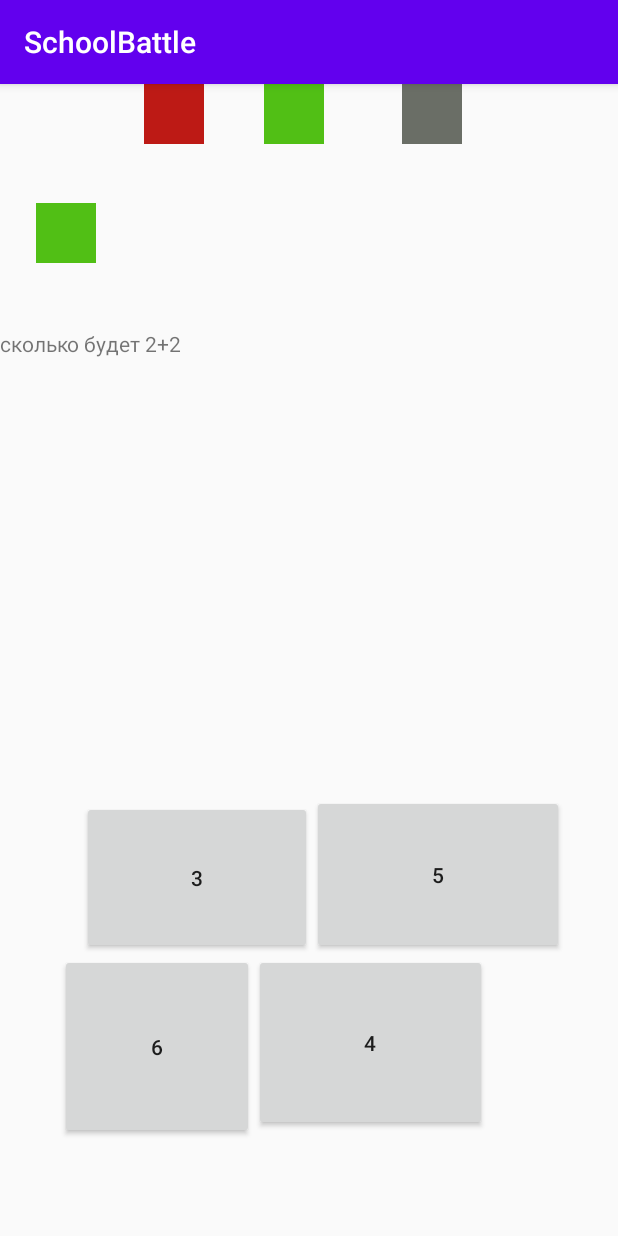
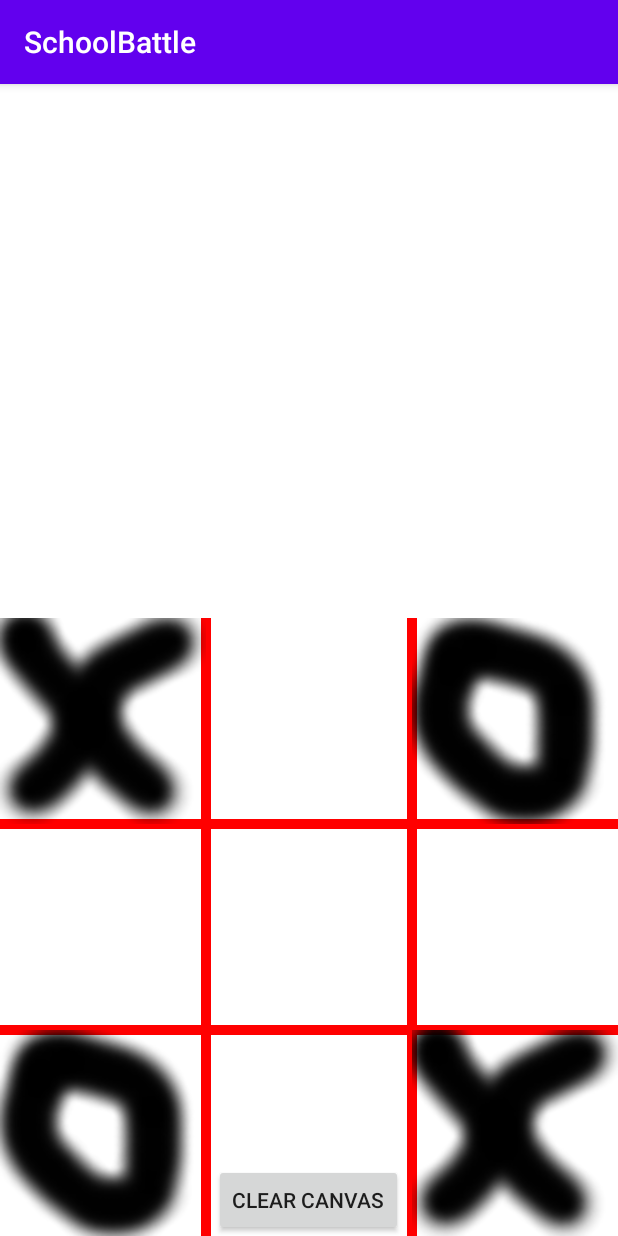
Before and after one commit to MassaPro/SchoolBattle, an Android app: the screen it shows after launch (GameActivity before the commit, Cross_null_activity after it), after a tap on "НОВАЯ ИГРА", on a phone screen of 412 x 824 dp. Run offline under Robolectric (Android 15) with nearby library versions, the phone set to English and light mode, and no system bars.

Commit message:
прототип механики игрового процесса

```diff
--- a/app/src/main/AndroidManifest.xml
+++ b/app/src/main/AndroidManifest.xml
@@ -9,8 +9,7 @@
         android:roundIcon="@mipmap/ic_launcher_round"
         android:supportsRtl="true"
         android:theme="@style/AppTheme">
-        <activity android:name=".AnaliticalActivity"></activity>
-        <activity android:name=".GameActivity" />
+        <activity android:name=".Cross_null_activity"></activity>
         <activity android:name=".MainActivity">
             <intent-filter>
                 <action android:name="android.intent.action.MAIN" />
--- a/app/src/main/java/com/example/schoolbattle/AnaliticalActivity.kt
+++ /dev/null
@@ -1,16 +0,0 @@
-package com.example.schoolbattle
-
-import androidx.appcompat.app.AppCompatActivity
-import android.os.Bundle
-import kotlinx.android.synthetic.main.activity_analitical.*
-
-class AnaliticalActivity : AppCompatActivity() {
-
-    override fun onCreate(savedInstanceState: Bundle?) {
-        super.onCreate(savedInstanceState)
-        setContentView(R.layout.activity_analitical)
-        var Answer: String = intent.getStringExtra("Answer")
-        table_of_answer.text = Answer
-
-    }
-}
--- /dev/null
+++ b/app/src/main/java/com/example/schoolbattle/CanvsaView.kt
@@ -0,0 +1,183 @@
+package com.example.schoolbattle
+
+import android.content.Context
+import android.graphics.*
+import android.util.AttributeSet
+import android.view.MotionEvent
+import android.view.View
+fun touch_refinement_X (x : Float,width1: Float):Float        //уточняет касания по оси x
+{
+    if(x<width1/3)
+    {
+        return 0f
+    }
+    if(x>width1/3 && x<width1*2/3f)
+    {
+        return width1/3f
+    }
+    return 2*width1/3f
+}
+
+fun touch_refinement_Y (y : Float,width1: Float,height1: Float):Float      //уточняет касания по оси Y
+{
+    if(y < height1 - width1)
+    {
+        return -1f        //если не в область тыкнули
+    }
+    if(y > height1 - width1/3f)
+    {
+        return height1 - width1/3f
+    }
+    if(y > height1 - width1*2/3f && y < height1 - width1/3f)
+    {
+        return height1 - width1*2/3f
+    }
+    return height1 - width1
+}
+
+fun touch_refinement_for_Array_X (x : Float,width1: Float):Int        //уточняет координаты в массиве 3*3 при касании
+{
+    if(x < width1/3f)
+    {
+        return 0
+    }
+    if(x > width1/3f && x < width1*2/3f)
+    {
+        return 1
+    }
+    return 2
+}
+
+fun touch_refinement_for_Array_Y (y : Float,width1: Float,height1: Float):Int      //уточняет координаты в массиве 3*3 при касании
+{
+    if(y < height1 - width1)
+    {
+        return 0      //если не в область тыкнули
+    }
+    if(y > height1 - width1/3f)
+    {
+        return 2
+    }
+    if(y > height1 - width1*2/3f && y < height1 - width1/3f)
+    {
+        return 1
+    }
+    return 0
+}
+
+fun translate_from_Array_to_Graphics_X(x:Int,width1: Float ):Float    //переводит массивные координаты в графически
+{
+    if(x == 0)
+    {
+        return 0f
+    }
+    if(x==1)
+    {
+        return width1/3f
+    }
+    return width1*2/3f
+}
+
+fun translate_from_Array_to_Graphics_Y(y:Int,width1: Float,height1: Float ):Float    //переводит массивные координаты в графически
+{
+    if (y==0)
+    {
+        return height1 - width1
+    }
+    if (y==1)
+    {
+        return height1 - width1*2/3f
+    }
+    return height1 - width1/3f
+}
+
+class CanvasView( context: Context, attrs: AttributeSet?) : View(context, attrs) {
+    var Exit : Int = 0
+    var circlex : Float = 0f   //координаты нажатия
+    var circley : Float = 0f
+
+    var paint : Paint  = Paint()          //ресурсы для рисования
+    var Line_paint: Paint = Paint()
+    var FIELD = Array(3){IntArray(3)}
+
+
+    init{
+        Line_paint.setColor(Color.RED)          //ресур для линий (ширина и цвет)
+        Line_paint.setStrokeWidth(10f)
+
+        // TODO нужно взять из DataBase (статистика ходов)
+        for( i in 0..2) {
+            for(j in 0 ..2) {
+                FIELD[i][j] = 0  //не заполненный
+            }
+        }
+        FIELD[2][2] = 1
+        FIELD[2][0] = 2
+        FIELD[0][0] = 1
+        FIELD[0][2] = 2
+        var cross_or_nul : String = "Cross"
+    }
+
+
+
+
+    var icon_cross : Bitmap = BitmapFactory.decodeResource(context.getResources(), R.drawable.cross);       //картинки крестиков и нулей
+    var icon_null: Bitmap = BitmapFactory.decodeResource(context.getResources(), R.drawable.circle_null);
+
+
+    override fun draw(canvas: Canvas?) {
+        super.draw(canvas)
+
+        canvas?.drawColor(Color.WHITE)
+        var width = getWidth().toFloat()
+        var height = getHeight().toFloat()            //ширина и высота экрана (от ширины в основном все зависит)
+
+        canvas?.drawLine(width/3,height,width/3,height - width,Line_paint)      //рисуем линии (поле)
+        canvas?.drawLine(width*2/3,height,width*2/3,height - width,Line_paint)
+        canvas?.drawLine(0f,height - 2*width/3,width,height - 2*width/3,Line_paint)
+        canvas?.drawLine(0f,height - 1*width/3,width,height - 1*width/3,Line_paint)
+
+        val right_icon_cross: Bitmap = Bitmap.createScaledBitmap(icon_cross,width.toInt()/3, width.toInt()/3, true); //подгоняем картинку под размеры экрана телефона
+        val right_icon_null: Bitmap = Bitmap.createScaledBitmap(icon_null,width.toInt()/3, width.toInt()/3, true);
+
+        for( i in 0..2) //начальная расстановка крестиков и ноликов
+        {
+            for(j in 0..2) {
+                if (FIELD[i][j] == 1)  //крестик
+                {
+                    canvas?.drawBitmap(right_icon_cross, translate_from_Array_to_Graphics_X(i,width),
+                        translate_from_Array_to_Graphics_Y(j,width,height),paint)
+                }
+                if (FIELD[i][j] == 2)  //нолик
+                {
+                    canvas?.drawBitmap(right_icon_null, translate_from_Array_to_Graphics_X(i,width),
+                        translate_from_Array_to_Graphics_Y(j,width,height),paint)
+                }
+            }
+        }
+        if (touch_refinement_Y(circley,width,height)!=-1f)     //постановка нового обЪекта
+        {
+            var X: Int = touch_refinement_for_Array_X(circlex,width)
+            var Y: Int = touch_refinement_for_Array_Y(circley,width,height)    //координаты нажимаего для массива
+
+            if (FIELD[X][Y]==0)
+            {
+                canvas?.drawBitmap(right_icon_cross,touch_refinement_X(circlex,width),touch_refinement_Y(circley,width,height),paint)
+            }
+        }
+
+        if(FIELD[0][0]==1 && FIELD[1][1]==1 && FIELD[2][2] ==1)
+        {
+            Exit = 1
+        }
+
+    }
+
+    override fun onTouchEvent(event: MotionEvent?): Boolean {
+        circlex =  event!!.x
+        circley =  event!!.y
+
+        invalidate()
+        return true
+    }
+}
--- /dev/null
+++ b/app/src/main/java/com/example/schoolbattle/Cross_nul_activity.kt
@@ -0,0 +1,27 @@
+package com.example.schoolbattle
+
+import android.content.Intent
+import androidx.appcompat.app.AppCompatActivity
+import android.os.Bundle
+import android.view.View
+import kotlinx.android.synthetic.main.activity_cross_nul_activity.*
+
+
+class Cross_null_activity : AppCompatActivity() {
+
+    private var customCanvas: CanvasView? = null
+    override fun onCreate(savedInstanceState: Bundle?) {
+        super.onCreate(savedInstanceState)
+        setContentView(R.layout.activity_cross_nul_activity)
+        customCanvas = findViewById<View>(R.id.signature_canvas) as CanvasView
+
+        if(signature_canvas.Exit == 1)
+        {
+            val intent = Intent(this, MainActivity::class.java)
+            startActivity(intent)
+        }
+
+    }
+
+
+}
--- a/app/src/main/java/com/example/schoolbattle/GameActivity.kt
+++ /dev/null
@@ -1,141 +0,0 @@
-package com.example.schoolbattle
-
-import android.content.Intent
-import androidx.appcompat.app.AppCompatActivity
-import android.os.Bundle
-import kotlinx.android.synthetic.main.activity_game.*
-
-//на каком вопросе сейчас игрок     статистика ответов(0/1/2)               условие текущего вопроса
-public class data_base(var number_of_question: Int,var answer_questions :String, var current_issue : String,
-                      var real_answer: Int, var answer_1: Int,var answer_2:Int,var answer_3:Int)
-
-
-
-class GameActivity : AppCompatActivity() {
-    override fun onCreate(savedInstanceState: Bundle?) {
-        super.onCreate(savedInstanceState)
-        setContentView(R.layout.activity_game)
-
-
-        val Data_base = data_base(0, "2120", "сколько будет 2+2",
-            4,3,5,6)      // потом нужно заменить
-
-
-        if(Data_base.answer_questions[0]=='0')         //подбор цветов для прямоугольников, обозначающих прогресс игры в зависимости от answer_questions
-        {
-            image1.setImageResource(R.drawable.none);
-        }
-        if(Data_base.answer_questions[0]=='1')
-        {
-            image1.setImageResource(R.drawable.not_right);
-        }
-        if(Data_base.answer_questions[0]=='2')
-        {
-            image1.setImageResource(R.drawable.right);
-        }
-
-        if(Data_base.answer_questions[1]=='0')
-        {
-            image2.setImageResource(R.drawable.none);
-        }
-        if(Data_base.answer_questions[1]=='1')
-        {
-            image2.setImageResource(R.drawable.not_right);
-        }
-        if(Data_base.answer_questions[1]=='2')
-        {
-            image2.setImageResource(R.drawable.right);
-        }
-
-        if(Data_base.answer_questions[2]=='0')
-        {
-            image3.setImageResource(R.drawable.none);
-        }
-        if(Data_base.answer_questions[2]=='1')
-        {
-            image3.setImageResource(R.drawable.not_right);
-        }
-        if(Data_base.answer_questions[2]=='2')
-        {
-            image3.setImageResource(R.drawable.right);
-        }
-
-        if(Data_base.answer_questions[3]=='0')
-        {
-            image4.setImageResource(R.drawable.none);
-        }
-        if(Data_base.answer_questions[3]=='1')
-        {
-            image4.setImageResource(R.drawable.not_right);
-        }
-        if(Data_base.answer_questions[3]=='2')
-        {
-            image4.setImageResource(R.drawable.right);
-        }
-
-
-
-
-        text_task.text  = Data_base.current_issue // пишем условие задачи
-        var list_answers = listOf(Data_base.answer_1, Data_base.answer_2, Data_base.answer_3, Data_base.real_answer ) //список из ответов
-        list_answers.shuffled() //перемешиваем его
-        button1.text = list_answers[0].toString()  //выдаем в виде кнопок
-        button2.text = list_answers[1].toString()
-        button3.text = list_answers[2].toString()
-        button4.text = list_answers[3].toString()
-
-
-
-
-        button1.setOnClickListener{                                 //проверка при нажатии на кнопку и передача через Intent в другое активити
-            var intent = Intent(this,AnaliticalActivity::class.java)
-            if(button1.text == Data_base.real_answer.toString()) {
-                intent.putExtra("Answer","Right")
-            }
-            else
-            {
-                intent.putExtra("Answer","False")
-            }
-            startActivity(intent)
-        }
-
-        button2.setOnClickListener{
-            var intent = Intent(this,AnaliticalActivity::class.java)
-            if(button2.text == Data_base.real_answer.toString()) {
-                intent.putExtra("Answer","Right")
-            }
-            else
-            {
-                intent.putExtra("Answer","False")
-            }
-            startActivity(intent)
-        }
-
-        button3.setOnClickListener{
-            var intent = Intent(this,AnaliticalActivity::class.java)
-            if(button3.text == Data_base.real_answer.toString()) {
-                intent.putExtra("Answer","Right")
-            }
-            else
-            {
-                intent.putExtra("Answer","False")
-            }
-            startActivity(intent)
-        }
-
-        button4.setOnClickListener{
-            var intent = Intent(this,AnaliticalActivity::class.java)
-            if(button4.text == Data_base.real_answer.toString()) {
-                intent.putExtra("Answer","Right")
-            }
-            else
-            {
-                intent.putExtra("Answer","False")
-            }
-            startActivity(intent)
-        }
-    }
-
-
-
-}
--- a/app/src/main/java/com/example/schoolbattle/MainActivity.kt
+++ b/app/src/main/java/com/example/schoolbattle/MainActivity.kt
@@ -1,21 +1,22 @@
 package com.example.schoolbattle
 
+import android.app.Activity
 import android.content.Intent
-import androidx.appcompat.app.AppCompatActivity
 import android.os.Bundle
+import android.view.View
+import com.example.schoolbattle.Cross_null_activity
+import com.example.schoolbattle.R
 import kotlinx.android.synthetic.main.activity_main.*
 
-class MainActivity : AppCompatActivity() {
-
+class MainActivity : Activity() {
+    private var customCanvas: CanvasView? = null
     override fun onCreate(savedInstanceState: Bundle?) {
         super.onCreate(savedInstanceState)
         setContentView(R.layout.activity_main)
 
-        Button_new_game.setOnClickListener{
-            val intent = Intent(this,GameActivity::class.java)
+        Button_new_game.setOnClickListener {
+            val intent = Intent(this, Cross_null_activity::class.java)
             startActivity(intent)
         }
-
-
     }
 }
--- a/app/src/main/res/layout/activity_analitical.xml
+++ /dev/null
@@ -1,17 +0,0 @@
-<?xml version="1.0" encoding="utf-8"?>
-<androidx.constraintlayout.widget.ConstraintLayout xmlns:android="http://schemas.android.com/apk/res/android"
-    xmlns:app="http://schemas.android.com/apk/res-auto"
-    xmlns:tools="http://schemas.android.com/tools"
-    android:layout_width="match_parent"
-    android:layout_height="match_parent"
-    tools:context=".AnaliticalActivity">
-
-    <TextView
-        android:id="@+id/table_of_answer"
-        android:layout_width="match_parent"
-        android:layout_height="wrap_content"
-        android:text="TextView"
-        app:layout_constraintEnd_toEndOf="parent"
-        app:layout_constraintStart_toStartOf="parent"
-        tools:layout_editor_absoluteY="297dp" />
-</androidx.constraintlayout.widget.ConstraintLayout>
--- /dev/null
+++ b/app/src/main/res/layout/activity_cross_nul_activity.xml
@@ -0,0 +1,24 @@
+<?xml version="1.0" encoding="utf-8"?>
+<FrameLayout xmlns:android="http://schemas.android.com/apk/res/android"
+    xmlns:custom="http://schemas.android.com/apk/res-auto"
+    xmlns:app="http://schemas.android.com/apk/res-auto"
+    android:layout_width="match_parent"
+    android:layout_height="match_parent"
+    android:background="#FFFFFF"
+    android:orientation="vertical" >
+
+    <com.example.schoolbattle.CanvasView
+        android:id="@+id/signature_canvas"
+        android:layout_width="match_parent"
+        android:layout_height="match_parent"
+        android:textColor="#FFFFFF" />
+
+    <Button
+        android:id="@+id/button1"
+        android:layout_width="wrap_content"
+        android:layout_height="wrap_content"
+        android:layout_gravity="bottom|center"
+        android:onClick="clearCanvas"
+        android:text="Clear Canvas" />
+
+</FrameLayout>
--- a/app/src/main/res/layout/activity_game.xml
+++ /dev/null
@@ -1,113 +0,0 @@
-<?xml version="1.0" encoding="utf-8"?>
-<androidx.constraintlayout.widget.ConstraintLayout xmlns:android="http://schemas.android.com/apk/res/android"
-    xmlns:app="http://schemas.android.com/apk/res-auto"
-    xmlns:tools="http://schemas.android.com/tools"
-    android:layout_width="match_parent"
-    android:layout_height="match_parent"
-    tools:context=".MainActivity">
-
-
-    <ImageView
-        android:id="@+id/image4"
-        android:layout_width="wrap_content"
-        android:layout_height="wrap_content"
-        android:layout_marginStart="52dp"
-        app:layout_constraintStart_toEndOf="@+id/image3"
-        app:srcCompat="@drawable/none"
-        tools:layout_editor_absoluteY="32dp" />
-
-    <ImageView
-        android:id="@+id/image3"
-        android:layout_width="wrap_content"
-        android:layout_height="wrap_content"
-        android:layout_marginStart="40dp"
-        app:layout_constraintStart_toEndOf="@+id/image2"
-        app:srcCompat="@drawable/none"
-        tools:layout_editor_absoluteY="32dp" />
-
-    <ImageView
-        android:id="@+id/image2"
-        android:layout_width="wrap_content"
-        android:layout_height="wrap_content"
-        android:layout_marginStart="32dp"
-        app:layout_constraintStart_toEndOf="@+id/image1"
-        app:srcCompat="@drawable/none"
-        tools:layout_editor_absoluteY="32dp" />
-
-    <TextView
-        android:id="@+id/text_task"
-        android:layout_width="fill_parent"
-        android:layout_height="wrap_content"
-        android:text="Hello World!"
-        app:layout_constraintBottom_toBottomOf="parent"
-        app:layout_constraintHorizontal_bias="0.0"
-        app:layout_constraintLeft_toLeftOf="parent"
-        app:layout_constraintRight_toRightOf="parent"
-        app:layout_constraintTop_toTopOf="parent"
-        app:layout_constraintVertical_bias="0.218" />
-
-    <Button
-        android:id="@+id/button1"
-        android:layout_width="153dp"
-        android:layout_height="102dp"
-        android:layout_marginTop="256dp"
-        android:layout_marginBottom="188dp"
-        android:text="Button"
-        app:layout_constraintBottom_toBottomOf="parent"
-        app:layout_constraintEnd_toStartOf="@+id/button2"
-        app:layout_constraintHorizontal_bias="1.0"
-        app:layout_constraintStart_toStartOf="parent"
-        app:layout_constraintTop_toBottomOf="@+id/textView3"
-        app:layout_constraintVertical_bias="0.0" />
-
-    <Button
-        android:id="@+id/button2"
-        android:layout_width="168dp"
-        android:layout_height="106dp"
-        android:layout_marginTop="256dp"
-        android:layout_marginEnd="36dp"
-        android:layout_marginBottom="188dp"
-        android:text="Button"
-        app:layout_constraintBottom_toBottomOf="parent"
-        app:layout_constraintEnd_toEndOf="parent"
-        app:layout_constraintHorizontal_bias="1.0"
-        app:layout_constraintStart_toStartOf="parent"
-        app:layout_constraintTop_toBottomOf="@+id/textView3"
-        app:layout_constraintVertical_bias="0.0" />
-
-    <Button
-        android:id="@+id/button3"
-        android:layout_width="129dp"
-        android:layout_height="123dp"
-        android:text="Button"
-        app:layout_constraintBottom_toBottomOf="parent"
-        app:layout_constraintEnd_toEndOf="parent"
-        app:layout_constraintHorizontal_bias="0.142"
-        app:layout_constraintStart_toStartOf="parent"
-        app:layout_constraintTop_toBottomOf="@+id/button1"
-        app:layout_constraintVertical_bias="0.0" />
-
-    <Button
-        android:id="@+id/button4"
-        android:layout_width="155dp"
-        android:layout_height="118dp"
-        android:text="Button"
-        app:layout_constraintBottom_toBottomOf="parent"
-        app:layout_constraintEnd_toEndOf="parent"
-        app:layout_constraintHorizontal_bias="0.0"
-        app:layout_constraintStart_toEndOf="@+id/button3"
-        app:layout_constraintTop_toBottomOf="@+id/button2"
-        app:layout_constraintVertical_bias="0.0" />
-
-    <ImageView
-        android:id="@+id/image1"
-        android:layout_width="wrap_content"
-        android:layout_height="wrap_content"
-        android:layout_marginStart="24dp"
-        android:layout_marginBottom="44dp"
-        app:layout_constraintBottom_toTopOf="@+id/text_task"
-        app:layout_constraintStart_toStartOf="parent"
-        app:srcCompat="@drawable/none" />
-
-
-</androidx.constraintlayout.widget.ConstraintLayout>
```
Also changed, not shown: app/src/main/res/drawable-v24/none.png (deleted), app/src/main/res/drawable-v24/not_right.png (deleted), app/src/main/res/drawable-v24/right.png (deleted), app/src/main/res/drawable/circle_null.png (added), app/src/main/res/drawable/cross.png (added).
